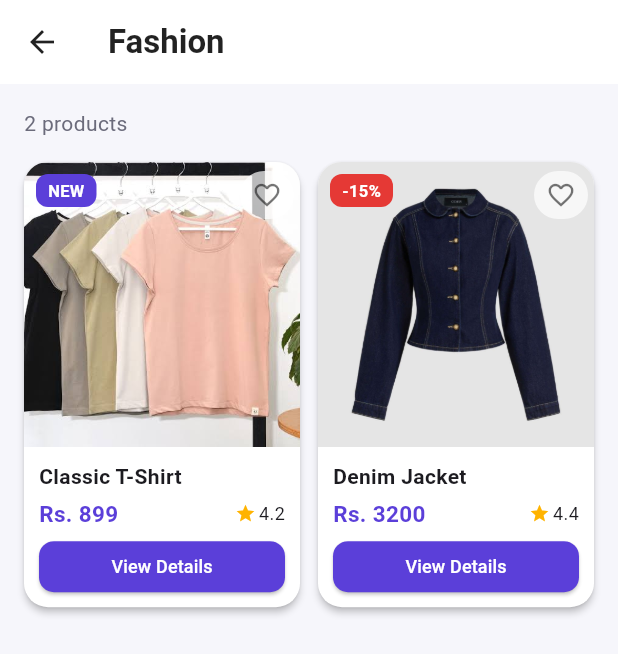
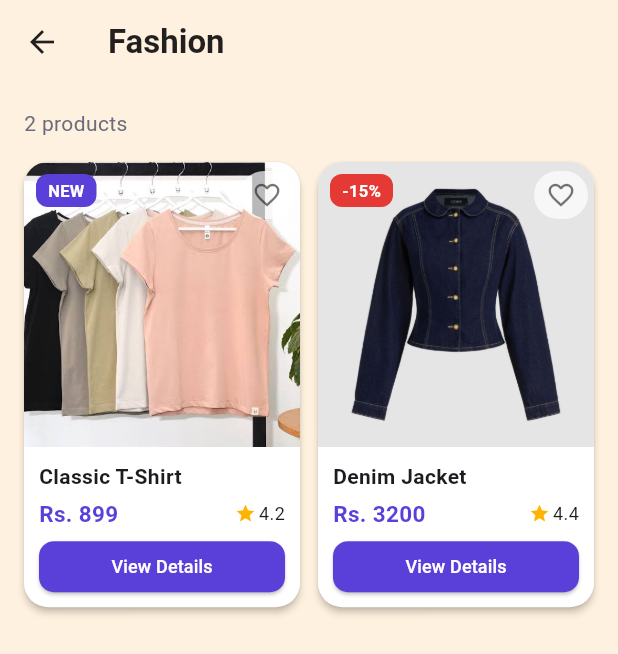
Before and after one commit to supriyashrestha0o/Mini-eCommerce-Application, a Flutter app: the screen it shows after launch, after a tap on "Summer Sale", on a phone screen of 412 x 824 dp. Shown: the top 654 px of the screen. Run offline on Flutter 3.47's test engine with Material 3 defaults, Android fonts, the phone set to English and light mode, and no system bars; our stand-ins replace carousel_slider.

Commit message:
Changes on Background Color

```diff
--- a/lib/core/app_theme.dart
+++ b/lib/core/app_theme.dart
@@ -2,7 +2,7 @@ import 'package:flutter/material.dart';
 
 class AppColors {
   static const Color primary = Color(0xFF5B3FD9);
-  static const Color background = Color(0xFFF6F6FB);
+  static const Color background = Color(0xFFFFF1DF);
   static const Color sale = Color(0xFFE53935);
   static const Color star = Color(0xFFFFB300);
   static const Color textSecondary = Color(0xFF6B6B7B);
@@ -24,7 +24,7 @@ class AppTheme {
     colorScheme: ColorScheme.fromSeed(seedColor: AppColors.primary),
     scaffoldBackgroundColor: AppColors.background,
     appBarTheme: const AppBarTheme(
-      backgroundColor: Colors.white,
+      backgroundColor: Color(0xFFFFF1DF),
       foregroundColor: Colors.black87,
       elevation: 0,
       scrolledUnderElevation: 1,
```
